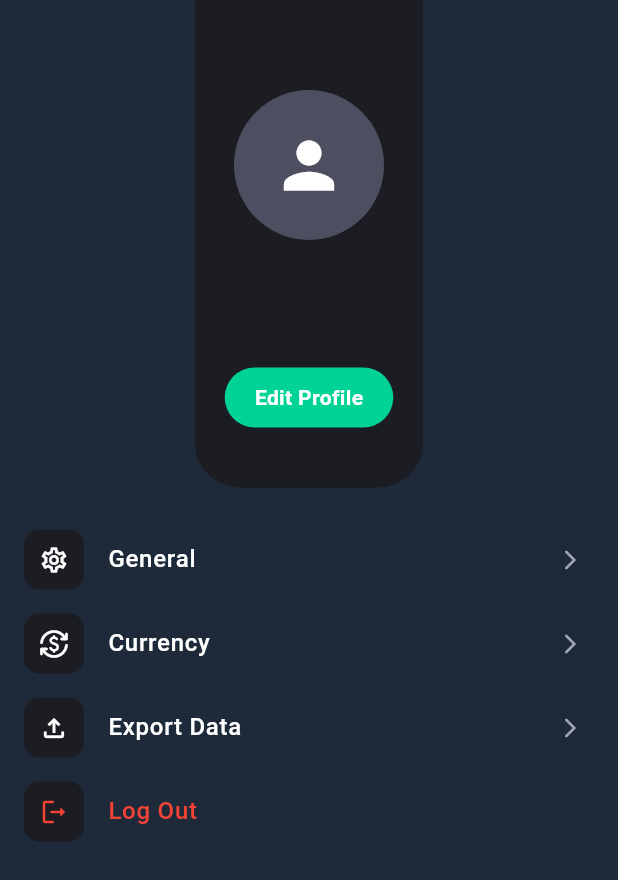
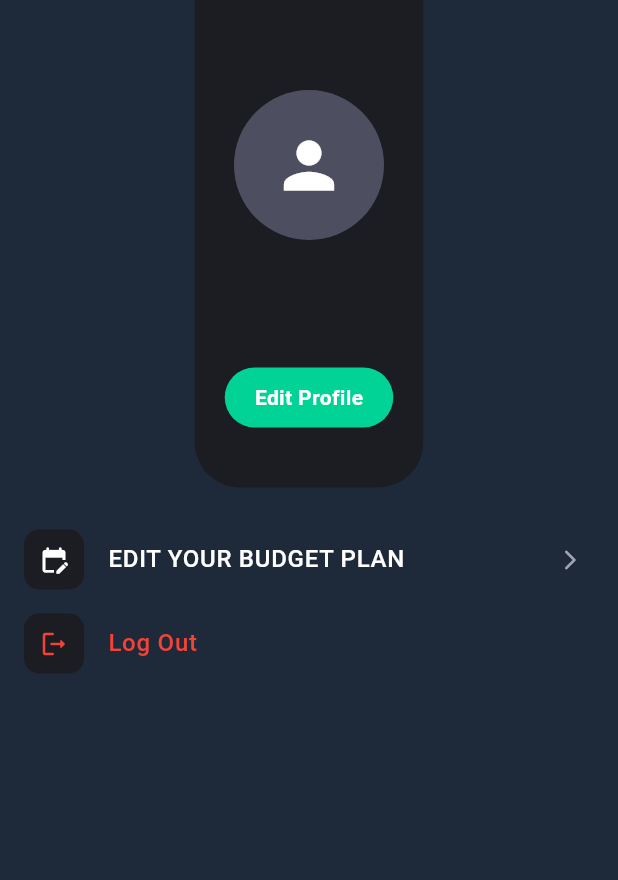
Before and after one commit to ElizabethMM36/kash, a Flutter app: the ProfileView screen opened directly, on a phone screen of 412 x 824 dp. Shown: the top 880 px of the screen. Run offline on Flutter 3.47's test engine with Material 3 defaults, Android fonts, the phone set to English and light mode, and no system bars; our stand-ins replace cloud_firestore, firebase_auth, firebase_core, fl_chart, shared_preferences; accounts and stored records are empty.

Commit message:
updated the profile section with edit your budget plan

```diff
--- a/lib/view/profile/profile_view.dart
+++ b/lib/view/profile/profile_view.dart
@@ -4,6 +4,7 @@ import 'package:kash/common/color_extension.dart';
 import 'package:firebase_auth/firebase_auth.dart';
 import 'package:kash/view/login/welcome_view.dart';
 import 'package:cloud_firestore/cloud_firestore.dart';
+import 'package:kash/view/add_income/add_income_view.dart';
 
 class ProfileView extends StatefulWidget {
   const ProfileView({super.key});
@@ -131,19 +132,21 @@ class _ProfileViewState extends State<ProfileView> {
             const SizedBox(height: 20),
 
             _buildSettingTile(
-              title: "General",
-              icon: Icons.settings_outlined,
-              onTap: () {},
-            ),
-            _buildSettingTile(
-              title: "Currency",
-              icon: Icons.currency_exchange_rounded,
-              onTap: () {},
-            ),
-            _buildSettingTile(
-              title: "Export Data",
-              icon: Icons.file_upload_outlined,
-              onTap: () {},
+              title: "EDIT YOUR BUDGET PLAN",
+              icon: Icons.edit_calendar_rounded,
+              onTap: () {
+                showModalBottomSheet<void>(
+                  context: context,
+                  isScrollControlled: true,
+                  backgroundColor: Colors.transparent,
+                  builder: (context) => Padding(
+                    padding: EdgeInsets.only(
+                      bottom: MediaQuery.of(context).viewInsets.bottom,
+                    ),
+                    child: const AddIncomeView(),
+                  ),
+                );
+              },
             ),
             _buildSettingTile(
               title: "Log Out",
```
